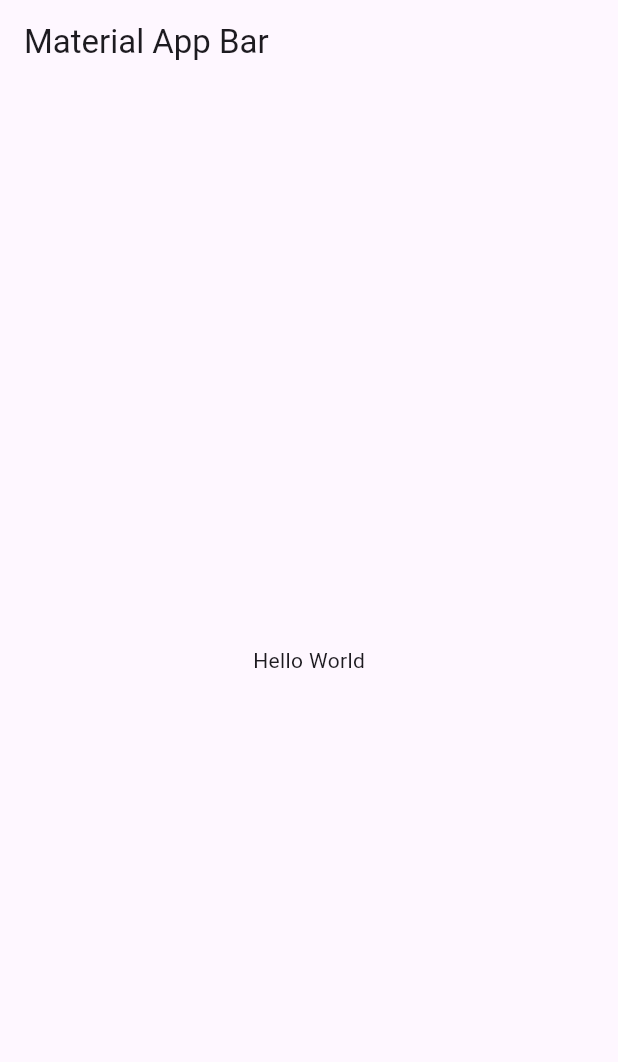
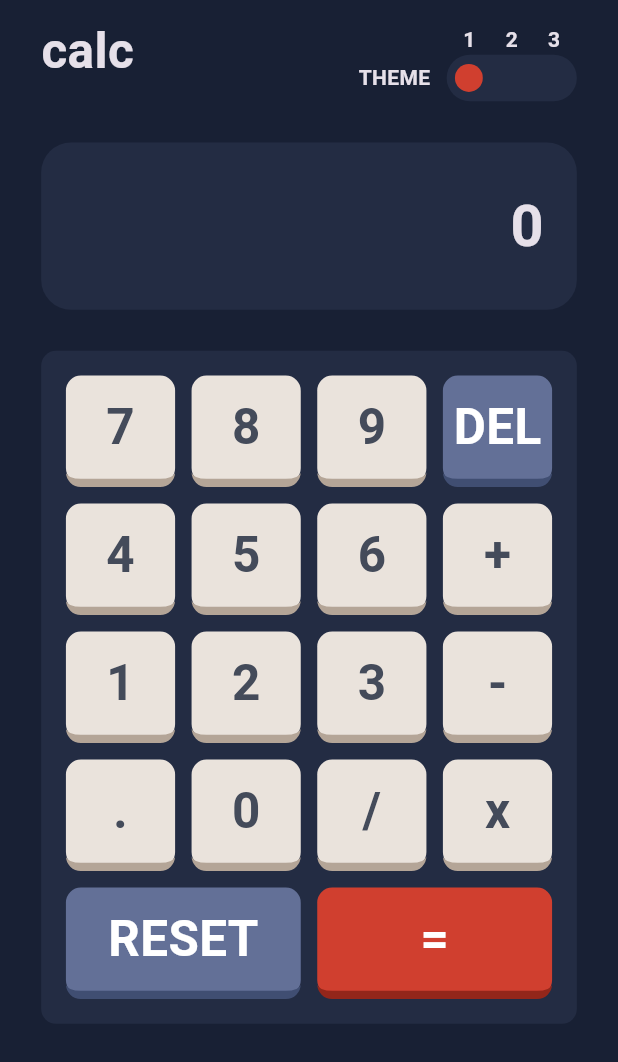
Before and after one commit to Alexnm21/bloc_calculator, a Flutter app: the screen it shows after launch, on a phone screen of 412 x 824 dp. Shown: the top 1062 px of the screen. Run offline on Flutter 3.47's test engine with Material 3 defaults, Android fonts, the phone set to English and light mode, and no system bars; our stand-ins replace flutter_bloc, flutter_screenutil, google_fonts.

Commit message:
Calculator funtionality

```diff
--- /dev/null
+++ b/devtools_options.yaml
@@ -0,0 +1 @@
+extensions:
--- /dev/null
+++ b/lib/domain/bloc/calculator/calculator_bloc.dart
@@ -0,0 +1,63 @@
+
+import 'package:flutter_bloc/flutter_bloc.dart';
+import 'package:meta/meta.dart';
+
+part 'calculator_event.dart';
+part 'calculator_state.dart';
+
+class CalculatorBloc extends Bloc<CalculatorEvent, CalculatorState> {
+  CalculatorBloc() : super(const CalculatorState()) {
+
+    on<AddNumber>((event, emit) {
+      if(state.result!= null){
+        emit(CalculatorState(firstNumber: event.newNumber));
+        return;
+      }
+
+      if(state.operation != '') {
+        emit(state.addSecondNumber(event.newNumber));
+      } else {
+         emit(state.addFirstNumber(event.newNumber));
+      }
+    });
+
+    on<AddOperation>((event, emit) {
+
+      if(state.result!=null){
+        String stringResult = state.result! % 1 == 0 ? '${state.result!.toInt()}' : '${state.result}';
+        emit(CalculatorState(firstNumber: stringResult, operation: event.operation));
+
+      }else{
+        emit(state.copyWith(operation: event.operation));
+      }
+    });
+
+    on<DeleteNumbers>((event, emit) {
+      if(event.reset || state.result != null) {
+        emit(const CalculatorState());
+      } else {
+          emit(state.deleteLast());
+      }
+
+    });
+
+    on<CalculateResult>((event, emit) {
+      double firstNumber = double.parse(state.firstNumber);
+      double secondNumber = double.parse(state.secondNumber);
+      double result;
+
+      switch (state.operation) {
+        case '+': result = firstNumber + secondNumber; break;
+        case '-': result = firstNumber - secondNumber; break;
+        case 'x': result = firstNumber * secondNumber; break;
+        case '/':
+          // Verificar la división por cero
+          result = secondNumber != 0 ? firstNumber / secondNumber : double.infinity;
+          break;
+        default: result = 0; break;
+      }
+
+      emit(state.copyWith(result: result));
+    });
+  }
+}
--- /dev/null
+++ b/lib/domain/bloc/calculator/calculator_event.dart
@@ -0,0 +1,32 @@
+part of 'calculator_bloc.dart';
+
+@immutable
+sealed class CalculatorEvent {}
+
+class ChangeStringEvent extends CalculatorEvent{
+  final String newString;
+
+  ChangeStringEvent({required this.newString});
+}
+
+class AddNumber extends CalculatorEvent{
+  final String newNumber;
+
+  AddNumber(this.newNumber);
+}
+
+class AddOperation extends CalculatorEvent{
+  final String operation;
+
+  AddOperation(this.operation);
+}
+
+class DeleteNumbers extends CalculatorEvent{
+  final bool reset;
+
+  DeleteNumbers({this.reset=false});
+
+
+}
+
+class CalculateResult extends CalculatorEvent{}
--- /dev/null
+++ b/lib/domain/bloc/calculator/calculator_state.dart
@@ -0,0 +1,74 @@
+part of 'calculator_bloc.dart';
+
+@immutable
+class CalculatorState {
+  final String firstNumber;
+  final String secondNumber;
+  final String operation;
+  final double? result;
+
+  const CalculatorState({
+    this.firstNumber = '0',
+    this.secondNumber = '',
+    this.operation = '',
+    this.result,
+  });
+
+  CalculatorState copyWith({
+    String? firstNumber,
+    String? secondNumber,
+    String? operation,
+    double? result,
+  }) {
+    return CalculatorState(
+      firstNumber: firstNumber ?? this.firstNumber,
+      secondNumber: secondNumber ?? this.secondNumber,
+      operation: operation ?? this.operation,
+      result: result ?? this.result,
+    );
+  }
+
+  @override
+  String toString(){
+    if(result != null){
+      if(result! % 1 == 0) return '${result!.toInt()}'; //Comprobar si es un entero para no mostrar el numero con decimales
+      return '$result';
+    }
+
+    return firstNumber + operation + secondNumber;
+  }
+
+  CalculatorState deleteLast() {
+    if (secondNumber.isNotEmpty) {
+      // Eliminar el último carácter de secondNumber
+      final updatedSecondNumber = secondNumber.substring(0, secondNumber.length - 1);
+      return copyWith(secondNumber: updatedSecondNumber);
+    } else if (operation.isNotEmpty) {
+      // Eliminar el último carácter de operation
+      final updatedOperation = operation.substring(0, operation.length - 1);
+      return copyWith(operation: updatedOperation);
+    } else if (firstNumber.isNotEmpty ) {
+      // Eliminar el último carácter de firstNumber
+      final updatedFirstNumber = firstNumber.substring(0, firstNumber.length - 1);
+      if(updatedFirstNumber.isEmpty) return copyWith(firstNumber: '0');
+      return copyWith(firstNumber: updatedFirstNumber);
+    } else {
+      // No hay nada que eliminar, devolver el estado actual
+      return this;
+    }
+  }
+
+  CalculatorState addFirstNumber(String newNumber){
+    if(firstNumber == '0') return copyWith(firstNumber: newNumber);
+
+    return copyWith(firstNumber: firstNumber + newNumber);
+  }
+
+  CalculatorState addSecondNumber(String newNumber){
+    if(secondNumber == '0') return copyWith(secondNumber: newNumber);
+
+    return copyWith(secondNumber: secondNumber + newNumber);
+  }
+
+
+}
--- /dev/null
+++ b/lib/domain/bloc/theme/theme_bloc.dart
@@ -0,0 +1,22 @@
+import 'package:bloc_calculator/ui/theme/app_theme.dart';
+import 'package:bloc_calculator/ui/theme/button_theme.dart';
+import 'package:flutter/material.dart';
+import 'package:flutter_bloc/flutter_bloc.dart';
+
+
+part 'theme_event.dart';
+part 'theme_state.dart';
+
+class ThemeBloc extends Bloc<ThemeEvent, ThemeState> {
+  ThemeBloc() : super(ThemeState(themeIndex: 0)) {
+    on<ChangeTheme>((event, emit) {
+      int currentIndex = state.themeIndex;
+
+      if(currentIndex == AppTheme.themes.length - 1){
+        emit(ThemeState(themeIndex: 0));
+      }else{
+        emit(ThemeState(themeIndex: ++currentIndex));
+      }
+    });
+  }
+}
--- /dev/null
+++ b/lib/domain/bloc/theme/theme_event.dart
@@ -0,0 +1,6 @@
+part of 'theme_bloc.dart';
+
+@immutable
+sealed class ThemeEvent {}
+
+class ChangeTheme extends ThemeEvent {}
--- /dev/null
+++ b/lib/domain/bloc/theme/theme_state.dart
@@ -0,0 +1,7 @@
+part of 'theme_bloc.dart';
+
+class ThemeState {
+  final int themeIndex;
+
+  ThemeState({required this.themeIndex});
+}
--- a/lib/main.dart
+++ b/lib/main.dart
@@ -1,4 +1,10 @@
+import 'package:bloc_calculator/domain/bloc/calculator/calculator_bloc.dart';
+import 'package:bloc_calculator/domain/bloc/theme/theme_bloc.dart';
+import 'package:bloc_calculator/ui/theme/app_theme.dart';
+import 'package:bloc_calculator/ui/screens/home_screen.dart';
 import 'package:flutter/material.dart';
+import 'package:flutter_bloc/flutter_bloc.dart';
+import 'package:flutter_screenutil/flutter_screenutil.dart';
 
 void main() => runApp(const MyApp());
 
@@ -7,14 +13,26 @@ class MyApp extends StatelessWidget {
 
   @override
   Widget build(BuildContext context) {
-    return MaterialApp(
-      title: 'Material App',
-      home: Scaffold(
-        appBar: AppBar(
-          title: const Text('Material App Bar'),
+    return MultiBlocProvider(
+      providers: [
+        BlocProvider(
+          create: (context) => ThemeBloc(),
         ),
-        body: const Center(
-          child: Text('Hello World'),
+        BlocProvider(
+          create: (context) => CalculatorBloc(),
+        ),
+      ],
+      child: ScreenUtilInit(
+        designSize: const Size(375, 665),
+        minTextAdapt: true,
+        child: BlocBuilder<ThemeBloc, ThemeState>(
+          builder: (context, state) {
+            return MaterialApp(
+              debugShowCheckedModeBanner: false,
+              home: const HomeScreen(),
+              theme: AppTheme.themes[state.themeIndex],
+            );
+          },
         ),
       ),
     );
--- /dev/null
+++ b/lib/ui/screens/home_screen.dart
@@ -0,0 +1,28 @@
+import 'package:bloc_calculator/ui/widgets/calculator_keyboard.dart';
+import 'package:bloc_calculator/ui/widgets/result_container.dart';
+import 'package:bloc_calculator/ui/widgets/widgets.dart';
+import 'package:flutter/material.dart';
+import 'package:flutter_screenutil/flutter_screenutil.dart';
+
+class HomeScreen extends StatelessWidget {
+  const HomeScreen({Key? key}) : super(key: key);
+
+  @override
+  Widget build(BuildContext context) {
+    return  Scaffold(
+      body: SafeArea(
+
+        child: Padding(
+          padding: const EdgeInsets.only(left: 25, right: 25, bottom: 30).r,
+          child: const Column(
+            children: [
+              AppHeader(),
+              ResultContainer(),
+              CalculatorKeyboard()
+            ],
+          ),
+        ),
+      ),
+    );
+  }
+}
--- /dev/null
+++ b/lib/ui/theme/app_theme.dart
@@ -0,0 +1,81 @@
+import 'package:bloc_calculator/ui/theme/button_theme.dart';
+import 'package:flutter/material.dart';
+import 'package:flutter_screenutil/flutter_screenutil.dart';
+import 'package:google_fonts/google_fonts.dart';
+
+class AppTheme {
+  static List<ThemeData> themes = [
+    theme1,
+    theme2,
+    theme3
+  ];
+
+  static List<CalculatorButtonTheme> buttonThemes = [
+    buttonTheme1,
+    buttonTheme2,
+    buttonTheme3
+  ];
+  static TextStyle resultStyle = GoogleFonts.leagueSpartan(fontWeight: FontWeight.bold, fontSize: 35.r);
+  static TextStyle h1 = GoogleFonts.leagueSpartan(fontWeight: FontWeight.bold, fontSize: 30.r);
+  static TextStyle h2 = GoogleFonts.leagueSpartan(fontWeight: FontWeight.normal, fontSize: 20.r);
+
+  static ThemeData theme1 = ThemeData.dark().copyWith(
+    scaffoldBackgroundColor: const Color(0xFF182034),
+    primaryColor: const Color(0xFF232C43),
+    secondaryHeaderColor: const Color(0xFFD03F2F),
+  );
+
+  static ThemeData theme2 = ThemeData.fallback().copyWith(
+    scaffoldBackgroundColor: const Color(0xFFEDEDED),
+    primaryColor: const Color(0xFFD1CCCC),
+    secondaryHeaderColor: const Color(0xFFCA5502),
+    textTheme: const TextTheme(bodyMedium: TextStyle(color: Color(0xFF35352C))),
+  );
+
+  static ThemeData theme3 = ThemeData.dark().copyWith(
+    scaffoldBackgroundColor: const Color(0xFF160628),
+    primaryColor: const Color(0xFF1D0934),
+    secondaryHeaderColor: const Color(0xFF00E0D1),
+    textTheme: const TextTheme(bodyMedium: TextStyle(color: Color(0xFFFFE53D)))
+  );
+
+  static CalculatorButtonTheme buttonTheme1 = CalculatorButtonTheme(
+    numberButtonColor:  const Color(0xFFEAE3DC),
+    numberTextColor: const Color(0xFF444B5A),
+    numberShadow: const Color(0xFFB4A597),
+    resultButtonColor: const Color(0xFFD03F2F),
+    resultShadow: const Color(0xFF93261A),
+    resultTextColor: Colors.white,
+    deleteButtonColor: const Color(0xFF637097),
+    deleteShadow: const Color(0xFF404E72),
+    deleteTextColor: Colors.white
+  );
+
+
+
+  static CalculatorButtonTheme buttonTheme2 = CalculatorButtonTheme(
+    numberButtonColor:  const Color(0xFFEAE3DC),
+    numberTextColor: const Color(0xFF444B5A),
+    numberShadow: const Color(0xFFB4A597),
+    resultButtonColor: const Color(0xFFCA5502),
+    resultShadow: const Color(0xFF93261A),
+    resultTextColor: Colors.white,
+    deleteButtonColor: const Color(0xFF377F86),
+    deleteShadow: const Color(0xFF1B5F65),
+    deleteTextColor: Colors.white
+  );
+
+  static CalculatorButtonTheme buttonTheme3 = CalculatorButtonTheme(
+    numberButtonColor:  const Color(0xFF341C4F),
+    numberTextColor: const Color(0xFFFFE53D),
+    numberShadow: const Color(0xFF58077D),
+    resultButtonColor: const Color(0xFF00E0D1),
+    resultShadow: const Color(0xFF6CF9F2),
+    resultTextColor: const Color(0xFF1B2428),
+    deleteButtonColor: const Color(0xFF58077D),
+    deleteShadow: const Color(0xFFBC15F4),
+    deleteTextColor: Colors.white
+  );
+
+
+}
--- /dev/null
+++ b/lib/ui/theme/button_theme.dart
@@ -0,0 +1,15 @@
+import 'package:flutter/material.dart';
+
+class CalculatorButtonTheme {
+  final Color numberTextColor;
+  final Color numberButtonColor;
+  final Color numberShadow;
+  final Color deleteButtonColor;
+  final Color deleteShadow;
+  final Color deleteTextColor;
+  final Color resultButtonColor;
+  final Color resultShadow;
+  final Color resultTextColor;
+
+  CalculatorButtonTheme({required this.numberTextColor, required this.numberButtonColor, required this.numberShadow, required this.deleteButtonColor, required this.deleteShadow, required this.deleteTextColor, required this.resultButtonColor, required this.resultShadow, required this.resultTextColor});
+}
--- /dev/null
+++ b/lib/ui/widgets/app_header.dart
@@ -0,0 +1,96 @@
+import 'package:bloc_calculator/domain/bloc/theme/theme_bloc.dart';
+import 'package:bloc_calculator/ui/theme/app_theme.dart';
+import 'package:flutter/material.dart';
+import 'package:flutter_bloc/flutter_bloc.dart';
+import 'package:flutter_screenutil/flutter_screenutil.dart';
+
+class AppHeader extends StatelessWidget {
+  const AppHeader({super.key});
+
+  @override
+  Widget build(BuildContext context) {
+    return Row(
+      mainAxisAlignment: MainAxisAlignment.spaceBetween,
+      children: [
+        Text(
+          'calc',
+          style: AppTheme.h1,
+        ),
+        const _ThemeSelector(),
+      ],
+    );
+  }
+}
+
+class _ThemeSelector extends StatelessWidget {
+  const _ThemeSelector();
+  @override
+  Widget build(BuildContext context) {
+    final themeBloc = BlocProvider.of<ThemeBloc>(context);
+
+    return Column(
+      crossAxisAlignment: CrossAxisAlignment.end,
+      children: [
+        Container(
+          margin: const EdgeInsets.only(top: 15).r,
+          width: 70.h,
+          padding: const EdgeInsets.symmetric(horizontal: 10).r,
+          child: const Row(
+            mainAxisAlignment: MainAxisAlignment.spaceBetween,
+            children: [
+              Text('1', style: TextStyle(fontWeight: FontWeight.bold)),
+              Text('2', style: TextStyle(fontWeight: FontWeight.bold)),
+              Text('3', style: TextStyle(fontWeight: FontWeight.bold)),
+            ],
+          ),
+        ),
+        Row(
+          children: [
+             Padding(
+               padding: const EdgeInsets.only(right: 10).r,
+               child: const Text('THEME', style: TextStyle(fontWeight: FontWeight.bold)),
+             ),
+            GestureDetector(
+              onTap: () {
+                themeBloc.add(ChangeTheme());
+              },
+              child: BlocBuilder<ThemeBloc, ThemeState>(
+                builder: (context, state) {
+                  return AnimatedContainer(
+                    duration: const Duration(milliseconds: 300),
+                    width: 70.h,
+                    height: 25.h,
+                    alignment: getAlignmentByPosition(state.themeIndex),
+                    decoration: BoxDecoration(
+                      borderRadius: BorderRadius.circular(40),
+                      color: Theme.of(context).primaryColor),
+                    child: AnimatedContainer(
+                      duration: const Duration(milliseconds: 300),
+                      margin: const EdgeInsets.all(5).r,
+                      height: 15.h,
+                      width: 15.h,
+                      decoration: BoxDecoration(
+                        color: Theme.of(context).secondaryHeaderColor,
+                        borderRadius: BorderRadius.circular(50)),
+                    ),
+                  );
+                },
+              ),
+            ),
+          ],
+        ),
+      ],
+    );
+  }
+  // Define la posicion del selector de tema en función de cual está seleccionado
+  Alignment getAlignmentByPosition(int position) {
+    switch (position) {
+      case 0:
+        return Alignment.centerLeft;
+      case 1:
+        return Alignment.center;
+      default:
+        return Alignment.centerRight;
+    }
+  }
+}
--- /dev/null
+++ b/lib/ui/widgets/calculator_button.dart
@@ -0,0 +1,103 @@
+import 'package:bloc_calculator/ui/theme/app_theme.dart';
+import 'package:flutter/material.dart';
+import 'package:flutter_bloc/flutter_bloc.dart';
+import 'package:flutter_screenutil/flutter_screenutil.dart';
+
+import '../../domain/bloc/calculator/calculator_bloc.dart';
+
+class CalculatorButton extends StatefulWidget {
+  const CalculatorButton({super.key, required this.label, required this.event, required this.color, required this.textColor, required this.shadowColor});
+
+  final String label;
+  final CalculatorEvent event;
+  final Color color;
+  final Color textColor;
+  final Color shadowColor;
+
+  @override
+  State<CalculatorButton> createState() => _CalculatorButtonState();
+
+  factory CalculatorButton.number(String number, int themePosition) {
+
+    return CalculatorButton(
+      label: number,
+      event: AddNumber(number),
+      color: AppTheme.buttonThemes[themePosition].numberButtonColor,
+      textColor: AppTheme.buttonThemes[themePosition].numberTextColor,
+      shadowColor: AppTheme.buttonThemes[themePosition].numberShadow,
+
+    );
+  }
+
+  factory CalculatorButton.operation(String operation, int themePosition) {
+
+    return CalculatorButton(
+      label: operation,
+      event: AddOperation(operation),
+      color: AppTheme.buttonThemes[themePosition].numberButtonColor,
+      textColor: AppTheme.buttonThemes[themePosition].numberTextColor,
+      shadowColor: AppTheme.buttonThemes[themePosition].numberShadow,
+
+    );
+  }
+
+  factory CalculatorButton.delete(String text, int themePosition) {
+
+    return CalculatorButton(
+      label: text,
+      event: DeleteNumbers(reset: text == 'RESET'),
+      color: AppTheme.buttonThemes[themePosition].deleteButtonColor,
+      textColor: AppTheme.buttonThemes[themePosition].deleteTextColor,
+      shadowColor: AppTheme.buttonThemes[themePosition].deleteShadow,
+
+    );
+  }
+
+  factory CalculatorButton.result(int themePosition) {
+
+    return CalculatorButton(
+      label: '=',
+      event: CalculateResult(),
+      color: AppTheme.buttonThemes[themePosition].resultButtonColor,
+      textColor: AppTheme.buttonThemes[themePosition].resultTextColor,
+      shadowColor: AppTheme.buttonThemes[themePosition].resultShadow,
+
+    );
+  }
+}
+
+class _CalculatorButtonState extends State<CalculatorButton> {
+
+  bool pressed = false;
+  @override
+  Widget build(BuildContext context) {
+    final calculatorBloc = BlocProvider.of<CalculatorBloc>(context);
+    return Expanded(
+      child: GestureDetector(
+        onTap: () async {
+          calculatorBloc.add(widget.event);
+          setState(() {pressed = true;});
+          await Future.delayed(const Duration(milliseconds: 200), (){setState(() {pressed = false;});});
+        },
+        onLongPress: () {
+          calculatorBloc.add(widget.event);
+          setState(() {pressed = true;});
+        },
+        onLongPressEnd: (details) {
+          setState(() {pressed = false;});
+        },
+        child: AnimatedContainer(
+          duration: const Duration(milliseconds: 300),
+          margin: const EdgeInsets.symmetric(vertical: 5, horizontal: 5).r,
+          height: 60.h,
+          decoration: BoxDecoration(
+            color: widget.color,
+            borderRadius: BorderRadius.circular(10),
+            border: pressed ? null : Border(bottom: BorderSide(color: widget.shadowColor, width: 5.r))
+          ),
+          child: Center(child: Text(widget.label, style: AppTheme.h1.copyWith(color: widget.textColor),)),
+        ),
+      ),
+    );
+  }
+}
--- /dev/null
+++ b/lib/ui/widgets/calculator_keyboard.dart
@@ -0,0 +1,66 @@
+import 'package:bloc_calculator/domain/bloc/theme/theme_bloc.dart';
+import 'package:bloc_calculator/ui/widgets/calculator_button.dart';
+import 'package:flutter/material.dart';
+import 'package:flutter_bloc/flutter_bloc.dart';
+import 'package:flutter_screenutil/flutter_screenutil.dart';
+
+class CalculatorKeyboard extends StatelessWidget {
+  const CalculatorKeyboard({super.key});
+
+  @override
+  Widget build(BuildContext context) {
+    return Container(
+      padding: const EdgeInsets.all(10).r,
+      decoration: BoxDecoration(
+          color: Theme.of(context).primaryColor,
+          borderRadius: BorderRadius.circular(10)),
+      child: BlocBuilder<ThemeBloc, ThemeState>(
+        builder: (context, state) {
+          return Column(
+            children: [
+              Row(
+                children: [
+                  CalculatorButton.number('7',state.themeIndex),
+                  CalculatorButton.number('8',state.themeIndex),
+                  CalculatorButton.number('9',state.themeIndex),
+                  CalculatorButton.delete('DEL',state.themeIndex)
+                ],
+              ),
+              Row(
+                children: [
+                  CalculatorButton.number('4',state.themeIndex),
+                  CalculatorButton.number('5',state.themeIndex),
+                  CalculatorButton.number('6',state.themeIndex),
+                  CalculatorButton.operation('+',state.themeIndex)
+                ],
+              ),
+              Row(
+                children: [
+                  CalculatorButton.number('1',state.themeIndex),
+                  CalculatorButton.number('2',state.themeIndex),
+                  CalculatorButton.number('3',state.themeIndex),
+                  CalculatorButton.operation('-',state.themeIndex),
+                ],
+              ),
+              Row(
+                children: [
+                  CalculatorButton.number('.',state.themeIndex),
+                  CalculatorButton.number('0',state.themeIndex),
+                  CalculatorButton.operation('/',state.themeIndex),
+                  CalculatorButton.operation('x',state.themeIndex),
+                ],
+              ),
+              Row(
+                mainAxisAlignment: MainAxisAlignment.spaceBetween,
+                children: [
+                  CalculatorButton.delete('RESET',state.themeIndex),
+                  CalculatorButton.result(state.themeIndex),
+                ],
+              ),
+            ],
+          );
+        },
+      ),
+    );
+  }
+}
--- /dev/null
+++ b/lib/ui/widgets/result_container.dart
@@ -0,0 +1,31 @@
+import 'package:bloc_calculator/domain/bloc/calculator/calculator_bloc.dart';
+import 'package:bloc_calculator/ui/theme/app_theme.dart';
+import 'package:flutter/material.dart';
+import 'package:flutter_bloc/flutter_bloc.dart';
+import 'package:flutter_screenutil/flutter_screenutil.dart';
+
+class ResultContainer extends StatelessWidget {
+  const ResultContainer({super.key});
+
+  @override
+  Widget build(BuildContext context) {
+    return Container(
+      margin: const EdgeInsets.symmetric(vertical: 25).r,
+      padding: const EdgeInsets.all(20).r,
+      height: 90.h,
+      width: double.infinity,
+      alignment: Alignment.centerRight,
+      decoration: BoxDecoration(
+        color: Theme.of(context).primaryColor,
+        borderRadius: BorderRadius.circular(20),
+      ),
+      child: BlocBuilder<CalculatorBloc, CalculatorState>(
+        builder: (context, state) {
+          return Text(state.toString(), style: AppTheme.resultStyle,);
+        },
+      )
+    );
+  }
+
+
+}
--- /dev/null
+++ b/lib/ui/widgets/widgets.dart
@@ -0,0 +1,4 @@
+export 'package:bloc_calculator/ui/widgets/calculator_button.dart';
+export 'package:bloc_calculator/ui/widgets/calculator_keyboard.dart';
+export 'package:bloc_calculator/ui/widgets/result_container.dart';
+export 'package:bloc_calculator/ui/widgets/app_header.dart';
--- a/pubspec.yaml
+++ b/pubspec.yaml
@@ -35,6 +35,11 @@ dependencies:
   # The following adds the Cupertino Icons font to your application.
   # Use with the CupertinoIcons class for iOS style icons.
   cupertino_icons: ^1.0.2
+  google_fonts: ^6.1.0
+  flutter_screenutil: ^5.9.0
+  path_provider: ^2.1.2
+  flutter_bloc: ^8.1.3
+  meta: ^1.10.0
 
 dev_dependencies:
   flutter_test:
```
Also changed, not shown: pubspec.lock, 10 other files.
